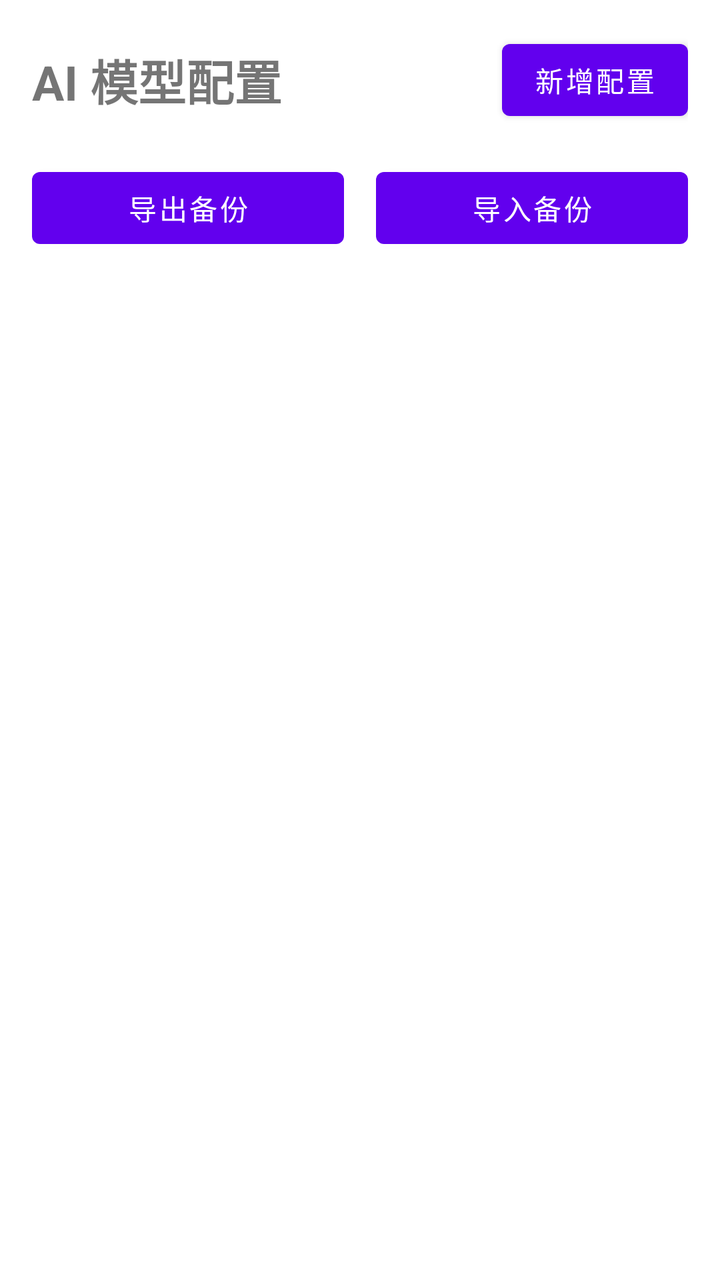
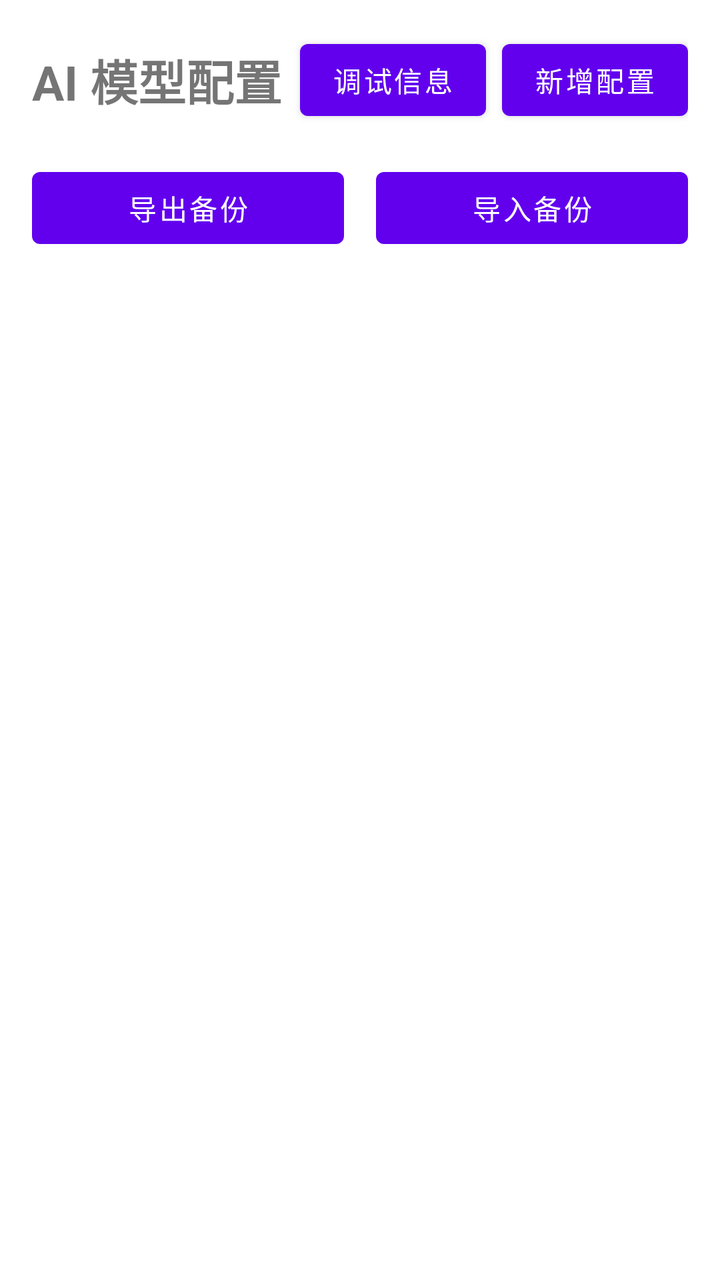

Two renders of the same Android screen: before a commit and after it. Below are the layout's source before the change and the commit's diff.
<!-- AndroidManifest.xml: fallback theme Theme.MaterialComponents.DayNight.NoActionBar -->
<!-- res/layout/activity_settings.xml -->
<?xml version="1.0" encoding="utf-8"?>
<LinearLayout xmlns:android="http://schemas.android.com/apk/res/android"
    android:layout_width="match_parent" android:layout_height="match_parent"
    android:orientation="vertical" android:padding="16dp">
    
    <LinearLayout android:layout_width="match_parent" android:layout_height="wrap_content" android:orientation="horizontal" android:gravity="center_vertical">
        <TextView android:layout_width="0dp" android:layout_height="wrap_content" android:layout_weight="1" android:text="AI 模型配置" android:textSize="24sp" android:textStyle="bold"/>
        <Button android:id="@+id/btn_add_config" android:layout_width="wrap_content" android:layout_height="wrap_content" android:text="新增配置"/>
    </LinearLayout>

    
    <LinearLayout
        android:layout_width="match_parent"
        android:layout_height="wrap_content"
        android:orientation="horizontal"
        android:layout_marginTop="16dp">
        <Button
            android:id="@+id/btn_export_data"
            android:layout_width="0dp"
            android:layout_height="wrap_content"
            android:layout_weight="1"
            android:text="导出备份"
            android:layout_marginEnd="8dp"/>
        <Button
            android:id="@+id/btn_import_data"
            android:layout_width="0dp"
            android:layout_height="wrap_content"
            android:layout_weight="1"
            android:text="导入备份"
            android:layout_marginStart="8dp"/>
    </LinearLayout>

    <androidx.recyclerview.widget.RecyclerView
        android:id="@+id/recycler_ai_configs"
        android:layout_width="match_parent"
        android:layout_height="match_parent"
        android:layout_marginTop="16dp"/>
</LinearLayout>
<!-- resources referenced by this layout -->
<resources>

</resources>

<!-- the commit's change to res/layout/activity_settings.xml (unified diff, before → after) -->
@@ -5,6 +5,10 @@
     
     <LinearLayout android:layout_width="match_parent" android:layout_height="wrap_content" android:orientation="horizontal" android:gravity="center_vertical">
         <TextView android:layout_width="0dp" android:layout_height="wrap_content" android:layout_weight="1" android:text="AI 模型配置" android:textSize="24sp" android:textStyle="bold"/>
+        
+        
+        <Button android:id="@+id/btn_debug_info" android:layout_width="wrap_content" android:layout_height="wrap_content" android:text="调试信息" android:layout_marginEnd="8dp"/>
+        
         <Button android:id="@+id/btn_add_config" android:layout_width="wrap_content" android:layout_height="wrap_content" android:text="新增配置"/>
     </LinearLayout>
 
